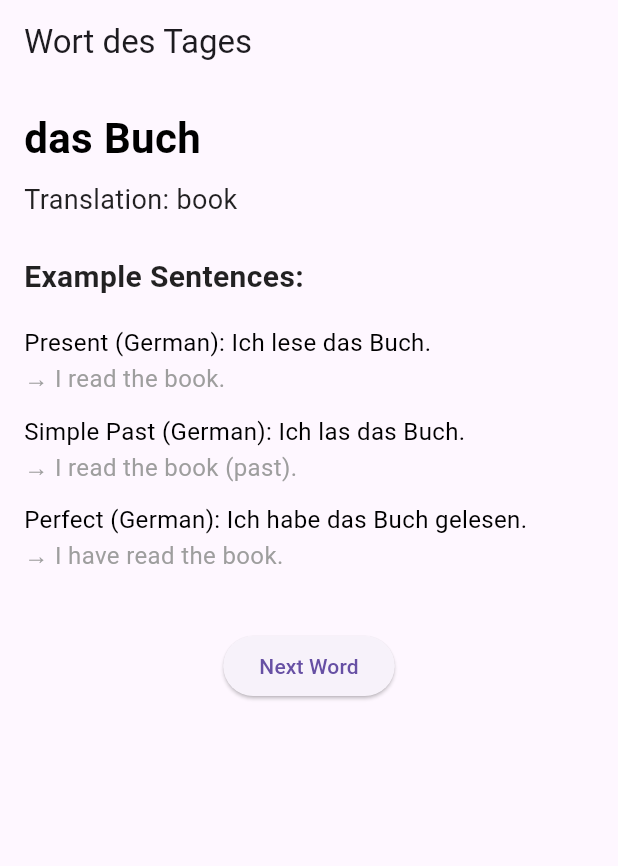
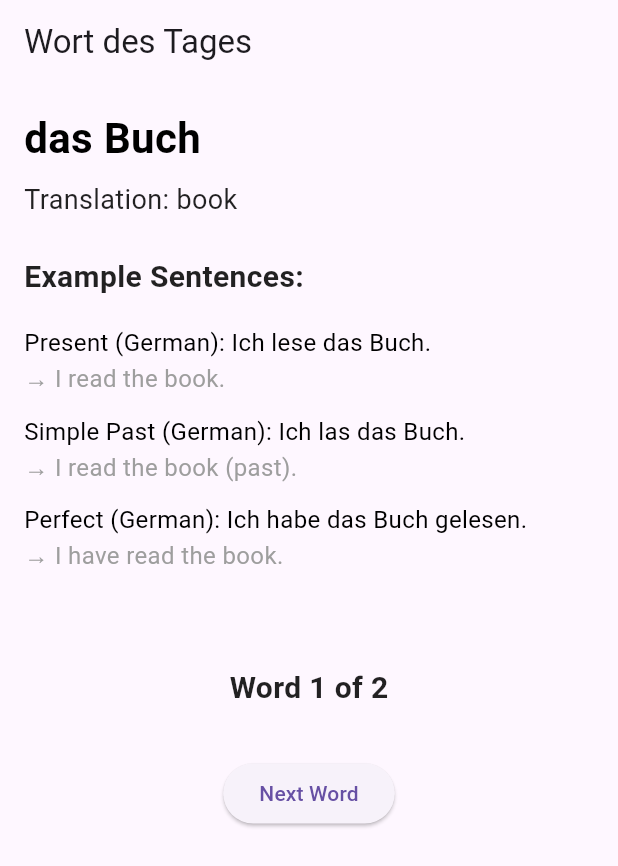
Before and after one commit to natedotdev/levelup, a Flutter app: the screen it shows after launch, on a phone screen of 412 x 824 dp. Shown: the top 866 px of the screen. Run offline on Flutter 3.47's test engine with Material 3 defaults, Android fonts, the phone set to English and light mode, and no system bars.

Commit message:
styled word counter with spacing

```diff
--- a/lib/main.dart
+++ b/lib/main.dart
@@ -1,6 +1,6 @@
 import 'package:flutter/material.dart';
 import 'data/word_list.dart'; // Importing wordfile dart list
-import 'package:levelup/theme/app_text_styles.dart';
+import 'package:levelup/theme/app_text_styles.dart'; //Importing text_styles dart list
 
 void main() {
   runApp(LevelUpApp());
@@ -75,6 +75,17 @@ class _WordScreenState extends State<WordScreen> {
               english: word.translations['Perfect'] ?? 'N/A',
             ),
             const SizedBox(height: 32),
+            Padding(
+              padding: const EdgeInsets.only(top: 24.0),
+              child: Center(
+                child: Text(
+                  'Word ${currentIndex + 1} of ${wordList.length}',
+                  style: AppTextStyles.subtitle,
+                ),
+              ),
+            ),
+
+            const SizedBox(height: 32),
             Center(
               child: ElevatedButton(
                 onPressed: _showNextWord,
```
